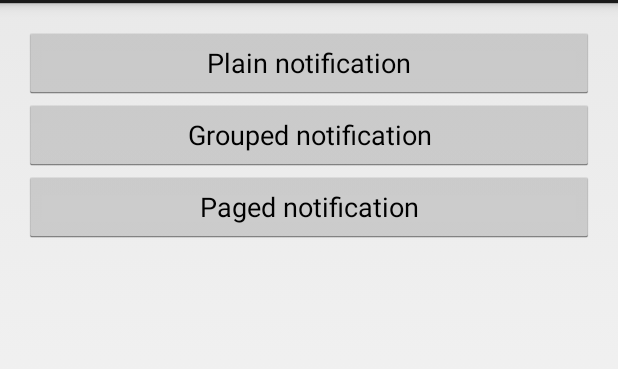
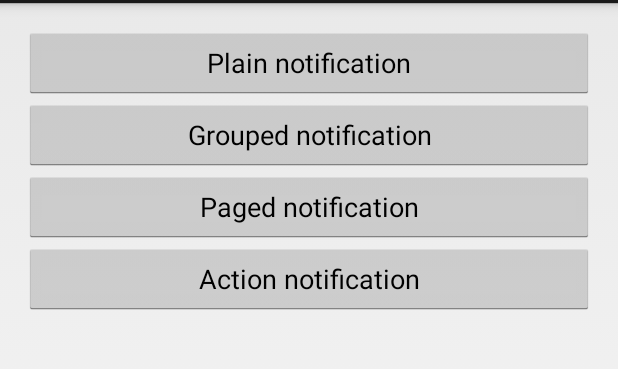
Before and after one commit to gdg-indy/android-wear-notifications, an Android app: the screen it shows after launch (MyActivity), on a phone screen of 412 x 824 dp, the part 69-438 px from its top. Run offline under Robolectric (Android 15) with nearby library versions, the phone set to English and light mode, and no system bars.

Commit message:
Added notification with custom map action

```diff
--- a/WearNotifications/mobile/src/main/java/com/gdgindy/wearnotifications/MyActivity.java
+++ b/WearNotifications/mobile/src/main/java/com/gdgindy/wearnotifications/MyActivity.java
@@ -13,6 +13,7 @@ public class MyActivity extends Activity {
     private Button plainNotificationButton;
     private Button groupedNotificationButton;
     private Button pagedNotificationButton;
+    private Button actionNotificationButton;
 
     private Context context = this;
 
@@ -29,6 +30,9 @@ public class MyActivity extends Activity {
 
         pagedNotificationButton = (Button)findViewById(R.id.paged_notification_button);
         pagedNotificationButton.setOnClickListener(pagedNotificationClickListener);
+
+        actionNotificationButton = (Button)findViewById(R.id.action_notification_button);
+        actionNotificationButton.setOnClickListener(actionNotificationClickListener);
     }
 
     private View.OnClickListener plainNotificationClickListener = new View.OnClickListener() {
@@ -51,4 +55,11 @@ public class MyActivity extends Activity {
             new PagedNotification(context).show();
         }
     };
+
+    private View.OnClickListener actionNotificationClickListener = new View.OnClickListener() {
+        @Override
+        public void onClick(View view) {
+            new ActionNotification(context).show();
+        }
+    };
 }
--- a/WearNotifications/mobile/src/main/res/layout/activity_my.xml
+++ b/WearNotifications/mobile/src/main/res/layout/activity_my.xml
@@ -27,4 +27,10 @@
         android:layout_height="wrap_content"
         android:text="@string/paged_notification"/>
 
+    <Button
+        android:id="@+id/action_notification_button"
+        android:layout_width="match_parent"
+        android:layout_height="wrap_content"
+        android:text="@string/action_notification"/>
+
 </LinearLayout>
--- a/WearNotifications/mobile/src/main/res/values/strings.xml
+++ b/WearNotifications/mobile/src/main/res/values/strings.xml
@@ -7,5 +7,8 @@
     <string name="plain_notification">Plain notification</string>
     <string name="grouped_notification">Grouped notification</string>
     <string name="paged_notification">Paged notification</string>
+    <string name="action_notification">Action notification</string>
+
+    <string name="map">Map</string>
 
 </resources>
```
Also changed, not shown: WearNotifications/mobile/src/main/java/com/gdgindy/wearnotifications/ActionNotification.java (added, +32 -0 lines), 8 other files.
